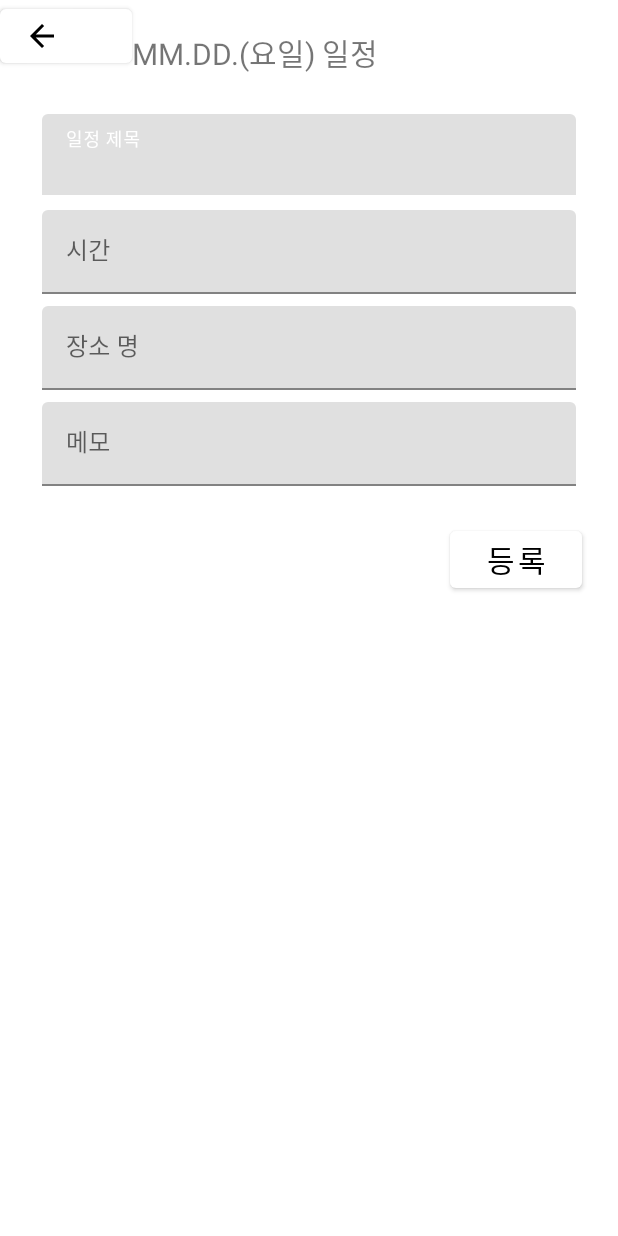
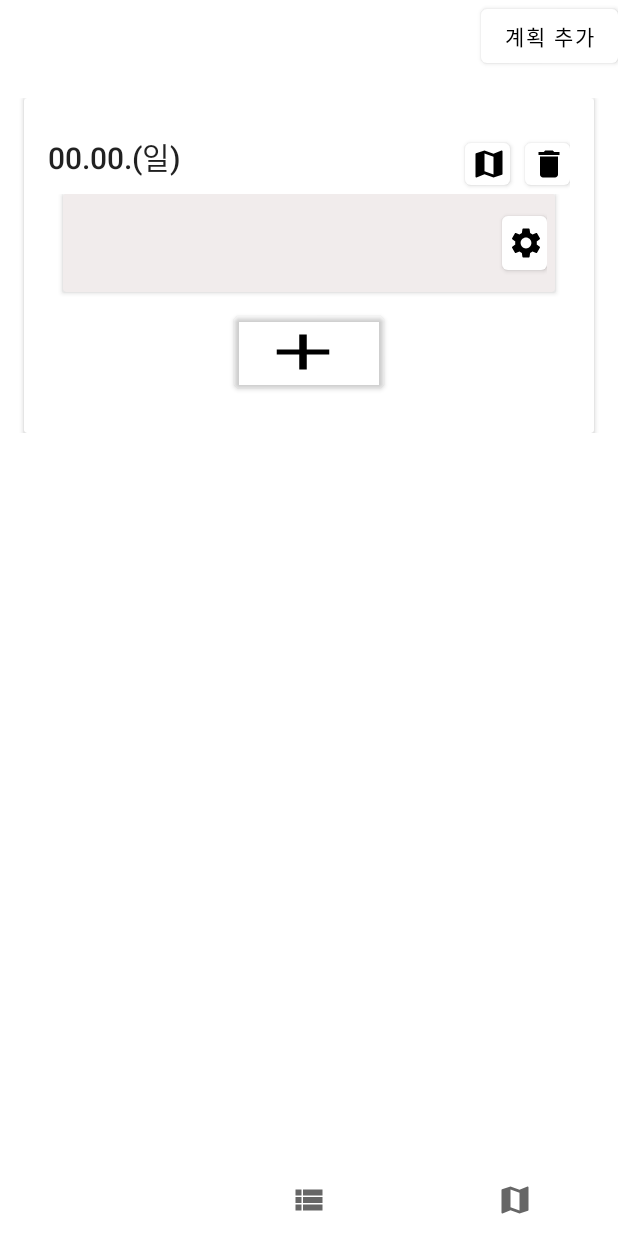
Before and after one commit to ds1mbp5720/DatePlanner, an Android app: the screen it shows after launch (InsertTimeTableActivity before the commit, MainActivity after it), after a tap on "계획 추가", on a phone screen of 412 x 824 dp. Run offline under Robolectric (Android 15) with nearby library versions, the phone set to English and light mode, and no system bars; our stand-ins replace Room's generated code; libraries missing offline, so code that uses them is left out: net.daum.mf; network calls fail.

Commit message:
timetable 구성요소 버튼 추가 및 layout 조정 timesheet에서 timesheet 추가 버튼, timetable에서 계획 추가 버튼 추가 festivallist_fragment_layout.xml에서 카테고리 spinner로 변경, spinner 선택지 string 추가

```diff
--- a/app/src/main/java/com/lee/dateplanner/festival/FestivalListFragment.kt
+++ b/app/src/main/java/com/lee/dateplanner/festival/FestivalListFragment.kt
@@ -1,6 +1,7 @@
 package com.lee.dateplanner.festival
 
 import android.content.ContentValues
+import android.content.ContentValues.TAG
 import android.os.Bundle
 import android.util.Log
 import android.view.LayoutInflater
@@ -38,6 +39,7 @@ class FestivalListFragment:Fragment() {
         )
         ).get(FestivalViewModel::class.java)
 
+
         viewModel.festivalList.observe(viewLifecycleOwner){
             with(binding.festivalList){
                 run{
@@ -46,7 +48,9 @@ class FestivalListFragment:Fragment() {
                     festivalAdapter
                 }
             }
+            binding.progressBar.visibility = View.GONE // 로딩
         }
+
         viewModel.errorMessage.observe(viewLifecycleOwner){
             Log.e(ContentValues.TAG,it)
         }
--- a/app/src/main/java/com/lee/dateplanner/festival/FestivalViewModel.kt
+++ b/app/src/main/java/com/lee/dateplanner/festival/FestivalViewModel.kt
@@ -24,13 +24,13 @@ class FestivalViewModel(private var repository: FestivalRepository):ViewModel()
 
     fun getAllFestivalFromViewModel(){
         job = CoroutineScope(Dispatchers.IO).launch(exceptionHandler) {
-            //isLoading.postValue(true)
+            isLoading.postValue(true)
             val infoResponse = repository.getFestivalInfo() // 행사 정보
             val placeResponse = repository.getFestivalPlace() // 행사 장소
             withContext(Dispatchers.Main){
                 if(infoResponse.isSuccessful){
                     festivalList.postValue(infoResponse.body())
-                    //isLoading.value = false
+                    isLoading.postValue(false)
                 }else{
                     onError("에러내용 : ${infoResponse.message()}")
                 }
@@ -45,7 +45,7 @@ class FestivalViewModel(private var repository: FestivalRepository):ViewModel()
 
     private fun onError(message: String){
         errorMessage.value = message
-        //isLoading.value = false
+        isLoading.postValue(false)
     }
     override fun onCleared() {
         super.onCleared()
--- a/app/src/main/java/com/lee/dateplanner/festival/data/FestivalSpaceData.kt
+++ b/app/src/main/java/com/lee/dateplanner/festival/data/FestivalSpaceData.kt
@@ -42,7 +42,7 @@ data class FestivalSpaceData(
             @SerializedName("FAC_DESC")
             val fACDESC: String,
             @SerializedName("FAC_NAME")
-            val fACNAME: String,
+            val fACNAME: String,  // 장소명, 검색떄 사용
             @SerializedName("FAX")
             val fAX: String,
             @SerializedName("GREEN")
@@ -68,9 +68,9 @@ data class FestivalSpaceData(
             @SerializedName("SUBWAY")
             val sUBWAY: String,
             @SerializedName("X_COORD")
-            val xCOORD: String,
+            val xCOORD: String, // 위도
             @SerializedName("Y_COORD")
-            val yCOORD: String,
+            val yCOORD: String, // 경도
             @SerializedName("YELLOW")
             val yELLOW: String
         )
--- a/app/src/main/java/com/lee/dateplanner/timetable/TimeTableFragment.kt
+++ b/app/src/main/java/com/lee/dateplanner/timetable/TimeTableFragment.kt
@@ -2,8 +2,10 @@ package com.lee.dateplanner.timetable
 
 import android.annotation.SuppressLint
 import android.app.Application
+import android.content.ContentValues.TAG
 import android.content.Intent
 import android.os.Bundle
+import android.util.Log
 import android.view.LayoutInflater
 import android.view.View
 import android.view.ViewGroup
@@ -12,7 +14,9 @@ import androidx.fragment.app.viewModels
 import androidx.lifecycle.ViewModelProvider
 import com.lee.dateplanner.R
 import com.lee.dateplanner.databinding.TimetablelistFragmentLayoutBinding
+import com.lee.dateplanner.timetable.onetime.TimeSheet
 import com.lee.dateplanner.timetable.time.adapter.TimetableRecyclerAdapter
+import com.lee.dateplanner.timetable.time.room.Timetable
 
 class TimeTableFragment:Fragment() {
     companion object{
@@ -38,7 +42,7 @@ class TimeTableFragment:Fragment() {
         ).get(TimetableViewModel::class.java)*/
 
         listenerSetup()
-        //observerSetup(viewModel)
+        observerSetup(viewModel)
         uiSetup()
     }
 
@@ -47,11 +51,14 @@ class TimeTableFragment:Fragment() {
      */
     //@SuppressLint("SetTextI18n")
     private fun listenerSetup(){
+        // 계획 추가 버튼 클릭시
         binding.addBtn.setOnClickListener {
-            val intent = Intent(context, InsertTimeTableActivity::class.java)
-            // 시간계획 추가 버튼에 전달할 정보 있을시
-            //intent.putExtra("",)
-            startActivity(intent)
+            var timeSheetList =  mutableListOf<TimeSheet>()
+            var emptyTimeSheet = TimeSheet("","","","","","")
+            timeSheetList.add(emptyTimeSheet)
+            var date = "00.00.(일)"
+
+            viewModel.insertTimeTable(Timetable(0,timeSheetList,date))
         }
     }
 
--- a/app/src/main/java/com/lee/dateplanner/timetable/onetime/TimeSheet.kt
+++ b/app/src/main/java/com/lee/dateplanner/timetable/onetime/TimeSheet.kt
@@ -5,5 +5,7 @@ data class TimeSheet(
     var title: String, // 일정 제목
     var time: String, // 일정 시간
     var place: String, // 일정 장소
-    var memo: String // 일정 메모
+    var memo: String, // 일정 메모
+    var lat: String, // 장소 위도
+    var lgt: String  // 장소 경도
 )
--- a/app/src/main/java/com/lee/dateplanner/timetable/onetime/adapter/TimeSheetAdapter.kt
+++ b/app/src/main/java/com/lee/dateplanner/timetable/onetime/adapter/TimeSheetAdapter.kt
@@ -27,6 +27,7 @@ class TimeSheetAdapter(private var timesheetList: List<TimeSheet>): RecyclerView
             scheduleTitle.text = timesheet.title
             scheduleTime.text = timesheet.time
             schedulePlace.text = timesheet.place
+
             //수정 버튼 클릭시
             reviseBtn.setOnClickListener {
                 val intent = Intent(holder.itemView.context,InsertTimeTableActivity::class.java)
--- a/app/src/main/java/com/lee/dateplanner/timetable/time/adapter/TimetableRecyclerAdapter.kt
+++ b/app/src/main/java/com/lee/dateplanner/timetable/time/adapter/TimetableRecyclerAdapter.kt
@@ -1,10 +1,14 @@
 package com.lee.dateplanner.timetable.time.adapter
 
 import android.annotation.SuppressLint
+import android.content.Intent
 import android.view.LayoutInflater
 import android.view.ViewGroup
+import androidx.core.content.ContextCompat
 import androidx.recyclerview.widget.RecyclerView
 import com.lee.dateplanner.databinding.TimetableRecyclerLayoutBinding
+import com.lee.dateplanner.festival.WebViewFestivalActivity
+import com.lee.dateplanner.timetable.InsertTimeTableActivity
 import com.lee.dateplanner.timetable.onetime.adapter.TimeSheetAdapter
 import com.lee.dateplanner.timetable.time.room.Timetable
 
@@ -23,6 +27,15 @@ class TimetableRecyclerAdapter(private val timetableItemLayout: Int): RecyclerVi
                 dayTimeTable.adapter = TimeSheetAdapter(it!![position].timeSheetList!!)
                 tableDate.text = it!![position].date.toString()
             }
+            // 시간계획 추가 버튼
+            addTimesheetBtn.setOnClickListener {
+                val intent = Intent(holder.itemView.context, InsertTimeTableActivity::class.java)
+                ContextCompat.startActivity(holder.itemView.context, intent, null)
+            }
+            // 시간계획 지도 버튼
+            myMapBtn.setOnClickListener {
+
+            }
         }
     }
 
--- a/app/src/main/res/drawable/ic_baseline_add_24.xml
+++ b/app/src/main/res/drawable/ic_baseline_add_24.xml
@@ -1,5 +1,5 @@
-<vector android:height="24dp" android:tint="#000000"
+<vector android:height="40dp" android:tint="#000000"
     android:viewportHeight="24" android:viewportWidth="24"
-    android:width="24dp" xmlns:android="http://schemas.android.com/apk/res/android">
+    android:width="60dp" xmlns:android="http://schemas.android.com/apk/res/android">
     <path android:fillColor="@android:color/white" android:pathData="M19,13h-6v6h-2v-6H5v-2h6V5h2v6h6v2z"/>
 </vector>
--- a/app/src/main/res/layout/activity_main.xml
+++ b/app/src/main/res/layout/activity_main.xml
@@ -1,5 +1,5 @@
 <?xml version="1.0" encoding="utf-8"?>
-<androidx.constraintlayout.widget.ConstraintLayout xmlns:android="http://schemas.android.com/apk/res/android"
+<RelativeLayout xmlns:android="http://schemas.android.com/apk/res/android"
     xmlns:app="http://schemas.android.com/apk/res-auto"
     xmlns:tools="http://schemas.android.com/tools"
     android:layout_width="match_parent"
@@ -10,13 +10,15 @@
         android:id="@+id/tabContent"
         android:layout_width="match_parent"
         android:layout_height="match_parent"
-        app:layout_constraintBottom_toTopOf="@id/tabLayout"
-        app:layout_constraintTop_toTopOf="parent"
-        />
+        android:layout_above="@id/tabLayout"
+        app:layout_constraintBottom_toTopOf="@+id/tabLayout"
+        app:layout_constraintTop_toTopOf="parent" />
+
     <com.google.android.material.tabs.TabLayout
         android:id="@+id/tabLayout"
         android:layout_width="match_parent"
         android:layout_height="wrap_content"
+        android:layout_alignParentBottom="true"
         app:layout_constraintBottom_toBottomOf="parent"
         app:tabIndicatorHeight="3dp"
         app:tabBackground="?android:attr/windowBackground">
@@ -35,4 +37,4 @@
             android:layout_height="match_parent"
             android:icon="@drawable/ic_baseline_map_24" />
     </com.google.android.material.tabs.TabLayout>
-</androidx.constraintlayout.widget.ConstraintLayout>
+</RelativeLayout>
--- a/app/src/main/res/layout/input_schedule_layout.xml
+++ b/app/src/main/res/layout/input_schedule_layout.xml
@@ -4,18 +4,19 @@
     android:layout_height="match_parent"
     xmlns:app="http://schemas.android.com/apk/res-auto"
     android:orientation="vertical">
+
     <com.google.android.material.button.MaterialButton
         android:id="@+id/input_back_btn"
-        android:layout_width="wrap_content"
-        android:layout_height="wrap_content"
+        android:layout_width="52dp"
+        android:layout_height="45dp"
         app:icon="@drawable/ic_baseline_arrow_back_24"
         app:layout_constraintLeft_toLeftOf="parent"
-        app:layout_constraintTop_toTopOf="parent"
-        />
+        app:layout_constraintTop_toTopOf="parent" />
     <TextView
         android:layout_width="wrap_content"
         android:layout_height="wrap_content"
         android:text="MM.DD.(요일) 일정"
+        android:textColor="@color/black"
         android:textSize="20dp"
         app:layout_constraintLeft_toRightOf="@id/input_back_btn"
         app:layout_constraintTop_toTopOf="parent"
@@ -36,7 +37,9 @@
             android:layout_width="match_parent"
             android:layout_height="wrap_content"
             android:layout_margin="4dp"
-            android:hint="일정 제목">
+            android:textColorHint="@color/black"
+            android:hint="일정 제목"
+            app:hintTextColor="@color/black">
             <com.google.android.material.textfield.TextInputEditText
                 android:id="@+id/input_title"
                 android:layout_width="match_parent"
@@ -50,7 +53,9 @@
             android:layout_width="match_parent"
             android:layout_height="wrap_content"
             android:layout_margin="4dp"
-            android:hint="시간">
+            android:textColorHint="@color/black"
+            android:hint="시간"
+            app:hintTextColor="@color/black">
             <com.google.android.material.textfield.TextInputEditText
                 android:id="@+id/input_time"
                 android:layout_width="match_parent"
@@ -64,7 +69,9 @@
             android:layout_width="match_parent"
             android:layout_height="wrap_content"
             android:layout_margin="4dp"
-            android:hint="장소 명">
+            android:textColorHint="@color/black"
+            android:hint="장소 명"
+            app:hintTextColor="@color/black">
             <com.google.android.material.textfield.TextInputEditText
                 android:id="@+id/input_location"
                 android:layout_width="match_parent"
@@ -78,7 +85,9 @@
             android:layout_width="match_parent"
             android:layout_height="wrap_content"
             android:layout_margin="4dp"
-            android:hint="메모">
+            android:textColorHint="@color/black"
+            android:hint="메모"
+            app:hintTextColor="@color/black">
             <com.google.android.material.textfield.TextInputEditText
                 android:id="@+id/input_memo"
                 android:layout_width="match_parent"
--- a/app/src/main/res/layout/timesheet_plan_recycler.xml
+++ b/app/src/main/res/layout/timesheet_plan_recycler.xml
@@ -9,7 +9,8 @@
         android:layout_height="wrap_content"
         android:layout_marginLeft="10dp"
         android:layout_marginRight="10dp"
-        android:layout_marginBottom="10dp">
+        android:layout_marginBottom="10dp"
+        android:backgroundTint="#F1ECEC">
 
             <androidx.constraintlayout.widget.ConstraintLayout
                 android:layout_width="match_parent"
@@ -49,9 +50,10 @@
 
                 <com.google.android.material.button.MaterialButton
                     android:id="@+id/revise_btn"
-                    android:layout_width="45dp"
+                    android:layout_width="30dp"
                     android:layout_height="wrap_content"
                     android:gravity="center"
+                    android:paddingLeft="4dp"
                     app:icon="@drawable/ic_baseline_settings_24"
                     app:layout_constraintTop_toTopOf="parent"
                     app:layout_constraintBottom_toBottomOf="parent"
--- a/app/src/main/res/layout/timetable_recycler_layout.xml
+++ b/app/src/main/res/layout/timetable_recycler_layout.xml
@@ -2,21 +2,23 @@
 <androidx.constraintlayout.widget.ConstraintLayout xmlns:android="http://schemas.android.com/apk/res/android"
     android:layout_width="match_parent"
     android:layout_height="wrap_content"
+    android:paddingBottom="30dp"
     xmlns:app="http://schemas.android.com/apk/res-auto"
     xmlns:tools="http://schemas.android.com/tools">
     <androidx.cardview.widget.CardView
         android:layout_width="match_parent"
         android:layout_height="wrap_content"
+        app:layout_constraintTop_toTopOf="parent"
         android:layout_marginLeft="16dp"
         android:layout_marginRight="16dp"
-        android:layout_marginBottom="30dp">
+        android:layout_marginBottom="30dp"
+        android:backgroundTint="@color/white">
 
         <LinearLayout
             style="@style/CardViewContent"
             android:layout_width="match_parent"
             android:layout_height="wrap_content"
             android:orientation="vertical">
-
             <androidx.constraintlayout.widget.ConstraintLayout
                 android:layout_width="match_parent"
                 android:layout_height="wrap_content"
@@ -31,10 +33,21 @@
                     android:textAppearance="@style/TextAppearance.AppCompat.Title" />
 
                 <com.google.android.material.button.MaterialButton
+                    android:id="@+id/my_map_btn"
+                    android:layout_width="30dp"
+                    android:layout_height="40dp"
+                    android:gravity="center"
+                    android:paddingLeft="4dp"
+                    android:layout_marginRight="10dp"
+                    app:icon="@drawable/ic_baseline_map_24"
+                    app:layout_constraintRight_toLeftOf="@id/delete_time_btn"
+                    app:layout_constraintTop_toTopOf="parent"/>
+                <com.google.android.material.button.MaterialButton
                     android:id="@+id/delete_time_btn"
-                android:layout_width="46dp"
-                android:layout_height="42dp"
-                android:paddingRight="0dp"
+                    android:layout_width="30dp"
+                    android:layout_height="40dp"
+                    android:gravity="center"
+                    android:paddingLeft="4dp"
                     app:icon="@drawable/ic_baseline_delete_24"
                     app:layout_constraintBottom_toBottomOf="parent"
                     app:layout_constraintRight_toRightOf="parent"
@@ -47,6 +60,16 @@
                 android:layout_height="wrap_content"
                 app:layoutManager="androidx.recyclerview.widget.LinearLayoutManager"
                 tools:listitem="@layout/timesheet_plan_recycler"/>
+
+            <com.google.android.material.button.MaterialButton
+                android:id="@+id/add_timesheet_btn"
+                android:layout_width="wrap_content"
+                android:layout_height="wrap_content"
+                android:layout_gravity="center"
+                android:backgroundTint="#00000000"
+                app:icon="@drawable/ic_baseline_add_24"
+                />
+
         </LinearLayout>
     </androidx.cardview.widget.CardView>
 
--- a/app/src/main/res/layout/timetablelist_fragment_layout.xml
+++ b/app/src/main/res/layout/timetablelist_fragment_layout.xml
@@ -1,24 +1,29 @@
 <?xml version="1.0" encoding="utf-8"?>
-<LinearLayout xmlns:android="http://schemas.android.com/apk/res/android"
+<RelativeLayout xmlns:android="http://schemas.android.com/apk/res/android"
     android:layout_width="match_parent"
     android:layout_height="match_parent"
     xmlns:tools="http://schemas.android.com/tools"
     xmlns:app="http://schemas.android.com/apk/res-auto"
-    android:orientation="vertical">
+    >
 
     <com.google.android.material.button.MaterialButton
         android:id="@+id/addBtn"
-        android:layout_width="match_parent"
+        android:layout_width="wrap_content"
         android:layout_height="wrap_content"
+        android:layout_alignParentTop="true"
+        android:layout_alignParentRight="true"
         android:text="계획 추가"
         />
+
     <androidx.recyclerview.widget.RecyclerView
         android:id="@+id/allTimeTable"
         android:layout_width="match_parent"
         android:layout_height="wrap_content"
-        android:layout_marginTop="10dp"
+        android:layout_below="@id/addBtn"
+        android:layout_marginTop="7dp"
+        android:layout_marginBottom="7dp"
         android:paddingTop="10dp"
         app:layoutManager="androidx.recyclerview.widget.LinearLayoutManager"
         tools:listitem="@layout/timetable_recycler_layout"
         />
-</LinearLayout>
+</RelativeLayout>
--- a/app/src/main/res/values-night/themes.xml
+++ b/app/src/main/res/values-night/themes.xml
@@ -3,7 +3,7 @@
     <style name="Theme.DatePlanner" parent="Theme.MaterialComponents.DayNight.DarkActionBar">
         <item name="windowNoTitle">true</item>
         <!-- Primary brand color. -->
-        <item name="colorPrimary">#E6B1E3</item>
+        <item name="colorPrimary">#F8DAF6</item>
         <item name="android:textColorPrimary">#000000</item>
         <item name="colorSurface">#D0CEC3C3</item>
         <item name="colorAccent">#101010</item>
```
Also changed, not shown: app/src/main/res/layout/festivallist_fragment_layout.xml (+19 -11 lines), app/src/main/res/values/strings.xml (+10 -0 lines). Lines whose indentation alone changed are shown as unchanged.
